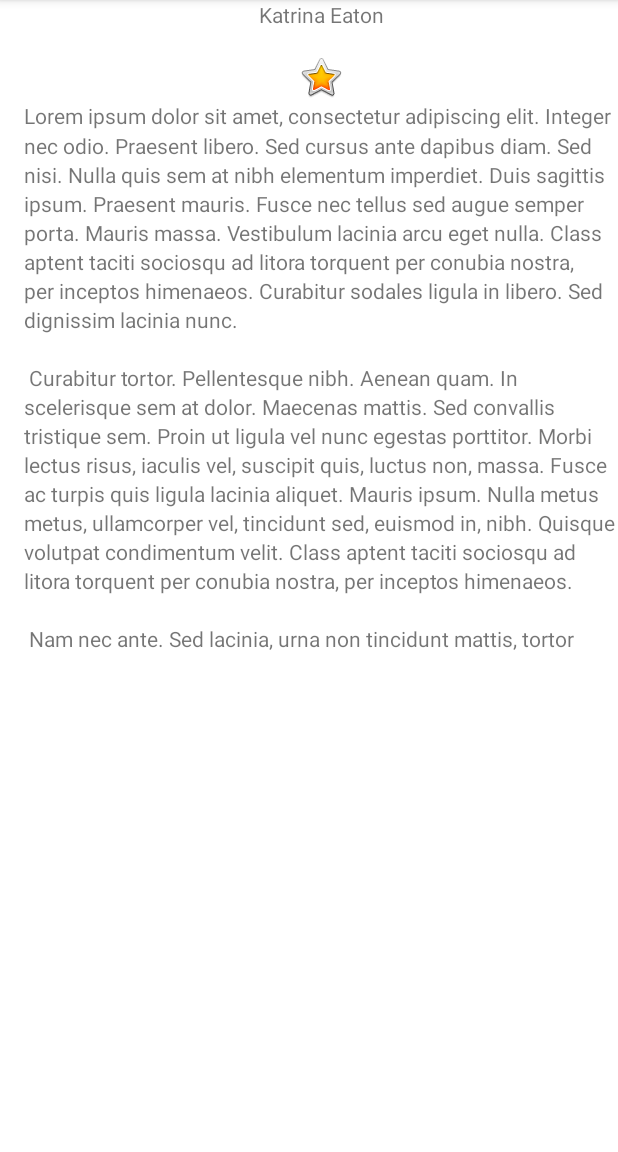
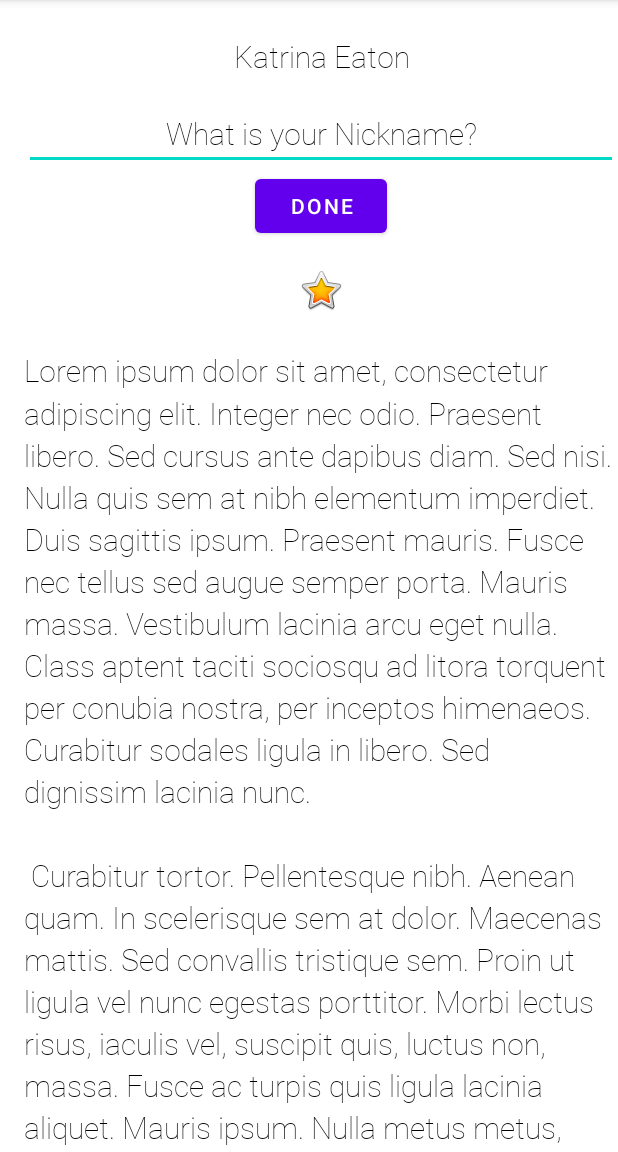
Before and after one commit to kaeaton/115AboutMe, an Android app: the screen it shows after launch (MainActivity), on a phone screen of 412 x 824 dp, the part 84-1236 px from its top. Run offline under Robolectric (Android 15) with nearby library versions, the phone set to English and light mode, and no system bars; our stand-ins replace data binding.

Commit message:
Move everything into layout tags

```diff
--- a/app/src/main/res/layout/activity_main.xml
+++ b/app/src/main/res/layout/activity_main.xml
@@ -1,7 +1,9 @@
 <?xml version="1.0" encoding="utf-8"?>
-<LinearLayout xmlns:android="http://schemas.android.com/apk/res/android"
+<layout xmlns:android="http://schemas.android.com/apk/res/android"
     xmlns:app="http://schemas.android.com/apk/res-auto"
-    xmlns:tools="http://schemas.android.com/tools"
+    xmlns:tools="http://schemas.android.com/tools">
+
+    <LinearLayout
         android:layout_width="match_parent"
         android:layout_height="match_parent"
         android:orientation="vertical"
@@ -10,12 +12,37 @@
 
         <TextView
             android:id="@+id/name_text"
-        style="@style/NameStyle"
+            style="@style/nameStyle"
             android:layout_width="match_parent"
             android:layout_height="wrap_content"
             android:text="@string/name"
+            android:textAlignment="center" />
+
+        <EditText
+            android:id="@+id/nickname_edit"
+            style="@style/nameStyle"
+            android:layout_width="match_parent"
+            android:layout_height="wrap_content"
+            android:ems="10"
+            android:inputType="textPersonName"
+            android:text="@string/what_is_your_nickname"
+            android:textAlignment="center" />
+
+        <Button
+            android:id="@+id/done_button"
+            android:layout_width="wrap_content"
+            android:layout_height="wrap_content"
+            android:layout_gravity="center_horizontal"
+            android:text="@string/done" />
+
+        <TextView
+            android:id="@+id/nickname_text"
+            android:layout_width="match_parent"
+            android:layout_height="wrap_content"
+            android:text=""
             android:textAlignment="center"
-        android:textAllCaps="false" />
+            android:textAppearance="@style/nameStyle"
+            android:visibility="gone" />
 
         <ImageView
             android:id="@+id/star_image"
@@ -32,7 +59,7 @@
 
             <TextView
                 android:id="@+id/bio_text"
-            style="@style/NameStyle"
+                style="@style/nameStyle"
                 android:layout_width="match_parent"
                 android:layout_height="wrap_content"
                 android:lineSpacingMultiplier="1.2"
@@ -40,3 +67,4 @@
                 android:text="@string/bio" />
         </ScrollView>
     </LinearLayout>
+</layout>
```
Lines whose indentation alone changed are shown as unchanged.
